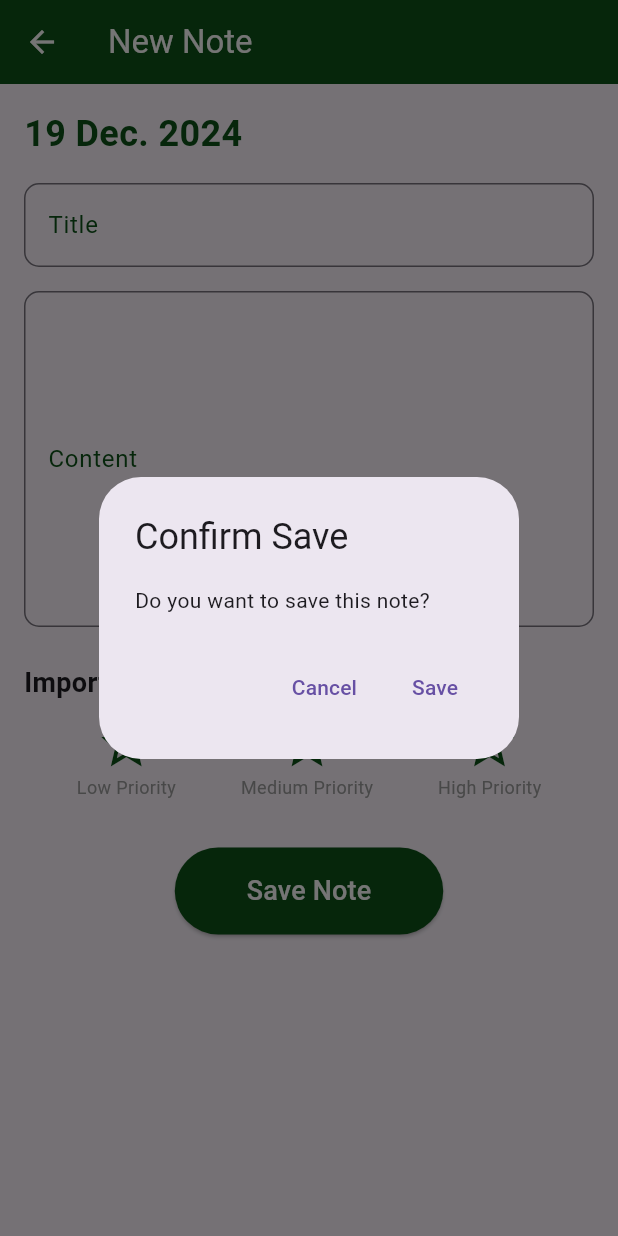
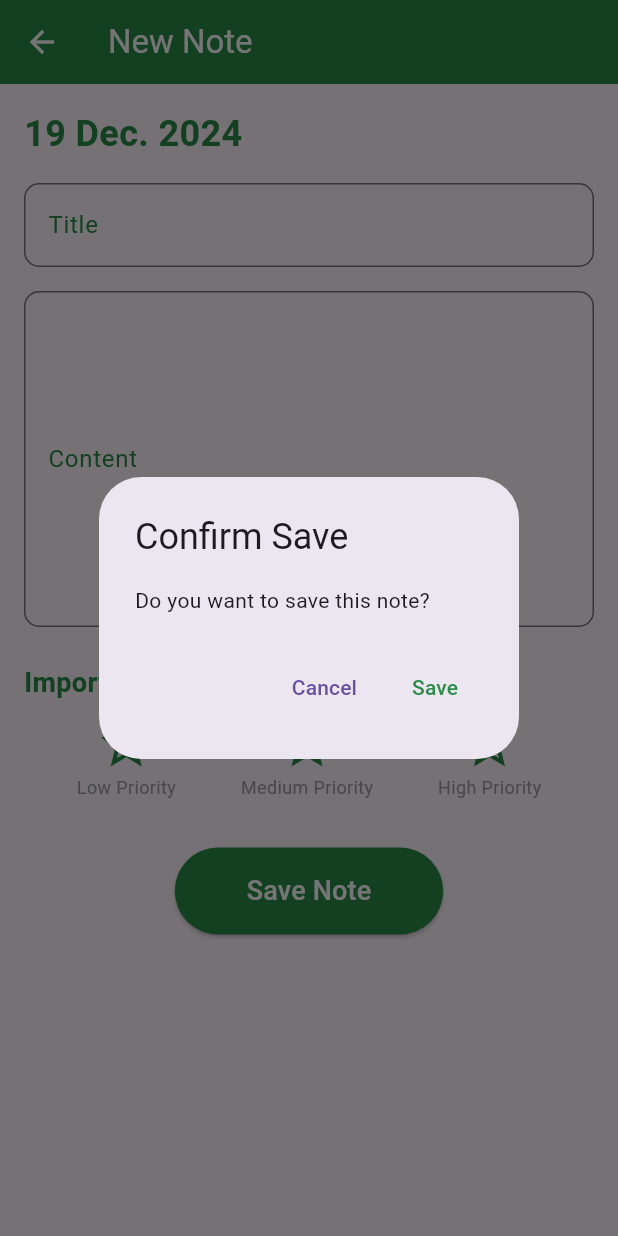
Before and after one commit to BigKongphop/WorkPlanPro, a Flutter app: the CreateNoteScreen screen opened directly, after a tap on "Save Note", on a phone screen of 412 x 824 dp. Run offline on Flutter 3.47's test engine with Material 3 defaults, Android fonts, the phone set to English and light mode, and no system bars; our stand-ins replace animated_text_kit, cached_network_image, cloud_firestore, connectivity_plus, email_validator, file_picker and 14 more; accounts and stored records are empty.

Commit message:
ปรับสีให้เข้าธรีม

```diff
--- a/workplanpro/lib/screens/create_note_screen.dart
+++ b/workplanpro/lib/screens/create_note_screen.dart
@@ -80,7 +80,7 @@ class _CreateNoteScreenState extends State<CreateNoteScreen> {
 
     return Scaffold(
       appBar: AppBar(
-        backgroundColor: Color(0xFF0C5217),
+        backgroundColor: const Color(0xFF2C8C4B),
         title: Text(
           widget.note != null ? 'Edit Note' : 'New Note',
           style: TextStyle(color: Colors.white),
@@ -101,7 +101,7 @@ class _CreateNoteScreenState extends State<CreateNoteScreen> {
                 style: TextStyle(
                   fontSize: 24.0,
                   fontWeight: FontWeight.bold,
-                  color: Color(0xFF0C5217),
+                  color: Color(0xFF2C8C4B),
                 ),
               ),
               SizedBox(height: 16.0),
@@ -109,15 +109,15 @@ class _CreateNoteScreenState extends State<CreateNoteScreen> {
                 controller: titleController,
                 decoration: InputDecoration(
                   labelText: 'Title',
-                  labelStyle: TextStyle(color: Color(0xFF0C5217)),
+                  labelStyle: TextStyle(color: Color(0xFF2C8C4B)),
                   border: OutlineInputBorder(
                     borderRadius: BorderRadius.circular(10.0),
-                    borderSide: BorderSide(color: Color(0xFF0C5217)),
+                    borderSide: BorderSide(color: Color(0xFF2C8C4B)),
                   ),
                   focusedBorder: OutlineInputBorder(
                     borderRadius: BorderRadius.circular(10.0),
                     borderSide: BorderSide(
-                      color: Color(0xFF0C5217),
+                      color: Color(0xFF2C8C4B),
                       width: 2.0,
                     ),
                   ),
@@ -128,15 +128,15 @@ class _CreateNoteScreenState extends State<CreateNoteScreen> {
                 controller: contentController,
                 decoration: InputDecoration(
                   labelText: 'Content',
-                  labelStyle: TextStyle(color: Color(0xFF0C5217)),
+                  labelStyle: TextStyle(color: Color(0xFF2C8C4B)),
                   border: OutlineInputBorder(
                     borderRadius: BorderRadius.circular(10.0),
-                    borderSide: BorderSide(color: Color(0xFF0C5217)),
+                    borderSide: BorderSide(color: Color(0xFF2C8C4B)),
                   ),
                   focusedBorder: OutlineInputBorder(
                     borderRadius: BorderRadius.circular(10.0),
                     borderSide: BorderSide(
-                      color: Color(0xFF0C5217),
+                      color: Color(0xFF2C8C4B),
                       width: 2.0,
                     ),
                   ),
@@ -144,7 +144,52 @@ class _CreateNoteScreenState extends State<CreateNoteScreen> {
                 maxLines: 8,
               ),
               SizedBox(height: 24.0),
-              _buildRatingStars(),
+              Column(
+                crossAxisAlignment: CrossAxisAlignment.start,
+                children: [
+                  Text(
+                    'Importance:',
+                    style: TextStyle(
+                      fontSize: 18.0,
+                      fontWeight: FontWeight.bold,
+                      color: Color(0xFF2C8C4B),
+                    ),
+                  ),
+                  Row(
+                    mainAxisAlignment: MainAxisAlignment.spaceEvenly,
+                    children: List.generate(3, (index) {
+                      return GestureDetector(
+                        onTap: () {
+                          setState(() {
+                            _rating = index + 1;
+                          });
+                        },
+                        child: Padding(
+                          padding: EdgeInsets.all(8.0),
+                          child: Column(
+                            children: [
+                              Icon(
+                                index < _rating
+                                    ? Icons.star
+                                    : Icons.star_border,
+                                color: Color(0xFF2C8C4B),
+                                size: 40,
+                              ),
+                              Text(
+                                ratingDescriptions[index + 1] ?? '',
+                                style: TextStyle(
+                                  color: Colors.grey,
+                                  fontSize: 12,
+                                ),
+                              ),
+                            ],
+                          ),
+                        ),
+                      );
+                    }),
+                  ),
+                ],
+              ),
               SizedBox(height: 24.0),
               Center(
                 child: ElevatedButton(
@@ -178,14 +223,17 @@ class _CreateNoteScreenState extends State<CreateNoteScreen> {
                                 Navigator.of(context).pop(newNote);
                               }
                             },
-                            child: Text('Save'),
+                            child: Text(
+                              'Save',
+                              style: TextStyle(color: Color(0xFF2C8C4B)),
+                            ),
                           ),
                         ],
                       ),
                     );
                   },
                   style: ElevatedButton.styleFrom(
-                    backgroundColor: Color(0xFF0C5217),
+                    backgroundColor: Color(0xFF2C8C4B),
                     padding:
                         EdgeInsets.symmetric(horizontal: 48.0, vertical: 16.0),
                     shape: RoundedRectangleBorder(
```
Also changed, not shown: workplanpro/lib/screens/create_group_screen.dart (+22 -7 lines).
